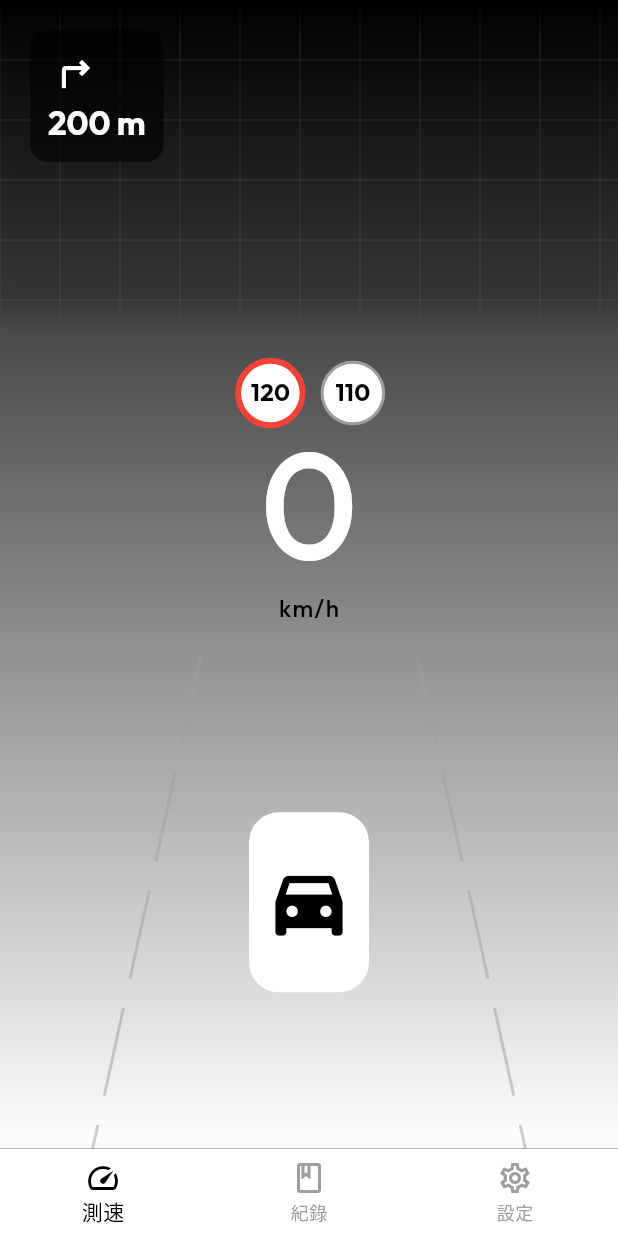
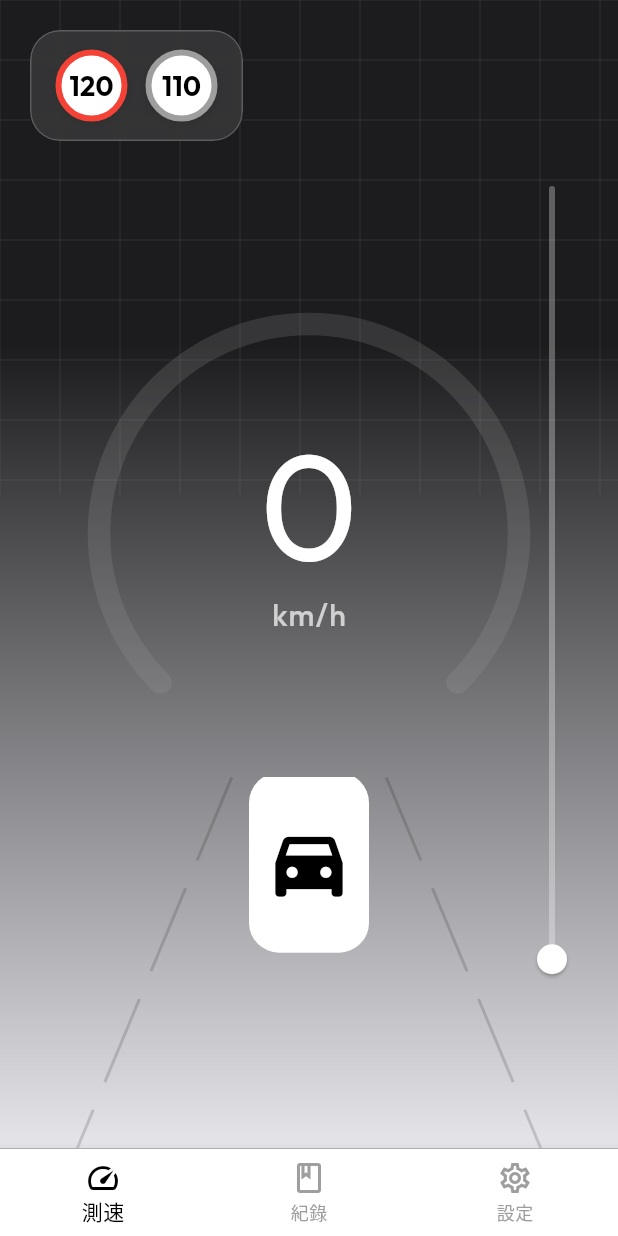
Before and after one commit to viocax/Garage, a Flutter app: the screen it shows after launch, on a phone screen of 412 x 824 dp. Run offline on Flutter 3.47's test engine with Material 3 defaults, Android fonts, the light colour scheme and no system bars; our stand-ins replace equatable, flutter_bloc, google_fonts; missing offline and left inert: model_viewer_plus.

Commit message:
feat(speed): 調整動畫時長為升冪並實作超速警示功能
- 修改速度動畫計算邏輯，從降冪改為升冪（速度越快時長越長）
- 新增超速狀態檢測，當速度超過限速時觸發警示
- 實作超速紅色閃爍動畫效果（0.5秒週期）
- 整合 Car3DBloc 與 SpeedBloc 實現車輛與道路動畫同步
- 優化 UI 佈局並加入速限顯示 overlay
- 將 print 改為 debugPrint 提升程式碼品質

```diff
--- a/lib/Screen/settings/bloc/settings_bloc.dart
+++ b/lib/Screen/settings/bloc/settings_bloc.dart
@@ -1,6 +1,7 @@
 import 'package:flutter_bloc/flutter_bloc.dart';
 import 'settings_event.dart';
 import 'settings_state.dart';
+import 'package:flutter/foundation.dart';
 
 class SettingsBloc extends Bloc<SettingsEvent, SettingsState> {
   SettingsBloc() : super(const SettingsInitial()) {
@@ -112,11 +113,11 @@ class SettingsBloc extends Bloc<SettingsEvent, SettingsState> {
 
   void _onExportData(Emitter<SettingsState> emit) {
     // TODO: Implement export data logic
-    print('Export Data Triggered');
+    debugPrint('Export Data Triggered');
   }
 
   void _onClearData(Emitter<SettingsState> emit) {
     // TODO: Implement clear data logic
-    print('Clear Data Triggered');
+    debugPrint('Clear Data Triggered');
   }
 }
--- a/lib/Screen/speed/car3d/car_3d_view.dart
+++ b/lib/Screen/speed/car3d/car_3d_view.dart
@@ -31,10 +31,9 @@ class _Car3DViewState extends State<Car3DView>
       vsync: this,
     );
 
-    // 設置動畫：從 0 移動到 -80（往上移）
     // 啟動：緩慢到快速（easeIn）
     // 煞車：快速到緩慢（easeOut）
-    _offsetAnimation = Tween<double>(begin: 0.0, end: -60.0).animate(
+    _offsetAnimation = Tween<double>(begin: 0.0, end: -40.0).animate(
       CurvedAnimation(
         parent: _animationController,
         curve: Cubic(0.5, 0, 0.5, 1), // 啟動時：慢到快
--- a/lib/Screen/speed/speedCamera/bloc/speed_bloc.dart
+++ b/lib/Screen/speed/speedCamera/bloc/speed_bloc.dart
@@ -5,13 +5,15 @@ import 'speed_state.dart';
 
 class SpeedBloc extends Bloc<SpeedEvent, SpeedState> {
   SpeedBloc()
-      : super(const SpeedData(
+    : super(
+        const SpeedData(
           speed: 0.0,
           animationDuration: Duration(milliseconds: 5300),
           unit: 'km/h',
           lowerSpeed: '110',
           upperSpeed: '120',
-        )) {
+        ),
+      ) {
     on<UpdateSpeed>(_onUpdateSpeed);
   }
 
@@ -21,19 +23,31 @@ class SpeedBloc extends Bloc<SpeedEvent, SpeedState> {
 
     final newSpeed = event.speed;
     final newDuration = _calculateDuration(newSpeed);
+    final isOverSpeed = _checkOverSpeed(newSpeed, currentState.upperSpeed);
 
     debugPrint(
-      'SpeedBloc: update speed=$newSpeed, duration=$newDuration',
+      'SpeedBloc: update speed=$newSpeed, duration=$newDuration, isOverSpeed=$isOverSpeed',
     );
 
-    emit(currentState.copyWith(
-      speed: newSpeed,
-      animationDuration: newDuration,
-    ));
+    emit(
+      currentState.copyWith(
+        speed: newSpeed,
+        animationDuration: newDuration,
+        isOverSpeed: isOverSpeed,
+      ),
+    );
   }
 
-  // 根據速度計算動畫時長（速度越快，時長越短）
-  // 每 25 單位變換一個數值：5.3, 5.2, 5.1, 5.0, 4.9, 4.8, 4.7, 4.6 秒
+  // 檢查是否超速
+  bool _checkOverSpeed(double currentSpeed, String? upperSpeedLimit) {
+    if (upperSpeedLimit == null) return false;
+    final limit = double.tryParse(upperSpeedLimit);
+    if (limit == null) return false;
+    return currentSpeed > limit;
+  }
+
+  // 根據速度計算動畫時長（速度越快，時長越長）
+  // 每 25 單位變換一個數值：4.6, 4.7, 4.8, 4.9, 5.0, 5.1, 5.2, 5.3 秒
   Duration _calculateDuration(double speed) {
     if (speed == 0) {
       return Duration.zero;
@@ -43,8 +57,9 @@ class SpeedBloc extends Bloc<SpeedEvent, SpeedState> {
     final roundedSpeed = (speed / 25).round() * 25.0;
 
     // 8 個區間：0, 25, 50, 75, 100, 125, 150, 175
-    // 對應：5300, 5200, 5100, 5000, 4900, 4800, 4700, 4600 ms
-    final durationMs = 5300 - (roundedSpeed / 25 * 100);
+    // 對應：4600, 4700, 4800, 4900, 5000, 5100, 5200, 5300 ms
+    final durationMs = 4600 + (roundedSpeed / 25 * 100);
+    debugPrint('SpeedBloc: durationMs=$durationMs');
 
     return Duration(milliseconds: durationMs.clamp(4600, 5300).toInt());
   }
--- a/lib/Screen/speed/speedCamera/bloc/speed_state.dart
+++ b/lib/Screen/speed/speedCamera/bloc/speed_state.dart
@@ -9,6 +9,7 @@ final class SpeedData extends SpeedState {
   final String unit; // 速度單位
   final String? lowerSpeed; // 最低速限
   final String? upperSpeed; // 最高速限
+  final bool isOverSpeed; // 是否超速
 
   const SpeedData({
     required this.speed,
@@ -16,6 +17,7 @@ final class SpeedData extends SpeedState {
     required this.unit,
     this.lowerSpeed,
     this.upperSpeed,
+    this.isOverSpeed = false,
   });
 
   SpeedData copyWith({
@@ -24,6 +26,7 @@ final class SpeedData extends SpeedState {
     String? unit,
     String? lowerSpeed,
     String? upperSpeed,
+    bool? isOverSpeed,
   }) {
     return SpeedData(
       speed: speed ?? this.speed,
@@ -31,6 +34,7 @@ final class SpeedData extends SpeedState {
       unit: unit ?? this.unit,
       lowerSpeed: lowerSpeed ?? this.lowerSpeed,
       upperSpeed: upperSpeed ?? this.upperSpeed,
+      isOverSpeed: isOverSpeed ?? this.isOverSpeed,
     );
   }
 }
--- a/lib/Screen/speed/speedCamera/speed_camera_page.dart
+++ b/lib/Screen/speed/speedCamera/speed_camera_page.dart
@@ -1,9 +1,12 @@
 import 'package:flutter/material.dart';
+import 'dart:ui';
 import 'package:flutter_bloc/flutter_bloc.dart';
 import '../car3d/car_3d_view.dart';
 import '../car3d/bloc/car_3d_bloc.dart';
+import '../car3d/bloc/car_3d_event.dart';
 import 'bloc/speed_bloc.dart';
 import 'bloc/speed_state.dart';
+import 'bloc/speed_event.dart';
 
 class SpeedCameraPage extends StatefulWidget {
   const SpeedCameraPage({super.key});
@@ -34,9 +37,14 @@ class _SpeedCameraPageState extends State<SpeedCameraPage>
 
   @override
   Widget build(BuildContext context) {
-    return BlocProvider(
-      create: (context) => SpeedBloc(),
-      child: BlocListener<SpeedBloc, SpeedState>(
+    return MultiBlocProvider(
+      providers: [
+        BlocProvider(create: (context) => SpeedBloc()),
+        BlocProvider(create: (context) => Car3DBloc()),
+      ],
+      child: MultiBlocListener(
+        listeners: [
+          BlocListener<SpeedBloc, SpeedState>(
             listener: (context, state) {
               switch (state) {
                 case SpeedData(:final speed, :final animationDuration):
@@ -44,53 +52,113 @@ class _SpeedCameraPageState extends State<SpeedCameraPage>
                   _roadAnimationController.duration = animationDuration;
 
                   // 如果速度為 0，停止動畫
-              if (speed == 0) {
+                  if (speed <= 0) {
                     _roadAnimationController.stop();
-              } else if (_roadAnimationController.isAnimating) {
-                // 如果動畫正在運行，重新啟動以應用新速度
-                _roadAnimationController.reset();
+                    // 停止車輛動畫
+                    context.read<Car3DBloc>().add(const StopCar3DAnimation());
+                  } else {
+                    // 啟動車輛動畫
+                    context.read<Car3DBloc>().add(const StartCar3DAnimation());
+
+                    // 如果速度 > 0 且未在播放，或者需要更新速率，則重新播放
+                    if (!_roadAnimationController.isAnimating) {
+                      _roadAnimationController.repeat();
+                    } else {
                       _roadAnimationController.repeat();
                     }
                   }
+              }
             },
+          ),
+        ],
         child: Scaffold(
           backgroundColor: Colors.black,
           body: Stack(
             children: [
-              // Background Gradient
+              // 1. Background Gradient
               _backgroundGradient(),
-              SafeArea(
-                child: Column(
-                  children: [
-                    // 1. Top Section: Map
-                    Expanded(flex: 2, child: _topMap()),
 
-                    // 2. Middle Section: Speedometer & Status
-                    Expanded(
-                      flex: 2,
+              // 2. Grid Background (Top part)
+              Positioned(
+                top: 0,
+                left: 0,
+                right: 0,
+                height: MediaQuery.of(context).size.height * 0.4,
+                child: CustomPaint(painter: MapGridPainter()),
+              ),
+
+              // 3. Speed Limit Overlay (Top Left)
+              Positioned(
+                top: MediaQuery.of(context).padding.top + 20,
+                left: 20,
+                child: BlocBuilder<SpeedBloc, SpeedState>(
+                  builder: (context, state) {
+                    return switch (state) {
+                      SpeedData(:final lowerSpeed, :final upperSpeed) =>
+                        _buildSpeedLimitOverlay(lowerSpeed, upperSpeed),
+                    };
+                  },
+                ),
+              ),
+
+              // 4. Speedometer (Center)
+              Positioned(
+                top: MediaQuery.of(context).size.height * 0.25,
+                left: 0,
+                right: 0,
                 child: BlocBuilder<SpeedBloc, SpeedState>(
                   builder: (context, state) {
                     return switch (state) {
                       SpeedData(
                         :final speed,
                         :final unit,
-                              :final lowerSpeed,
-                              :final upperSpeed,
+                        :final isOverSpeed,
                       ) =>
                         Speedometer(
                           speed: speed.toInt().toString(),
                           unit: unit,
-                                lowerSpeed: lowerSpeed,
-                                upperSpeed: upperSpeed,
+                          isOverSpeed: isOverSpeed,
                         ),
                     };
                   },
                 ),
               ),
 
-                    // 3. Bottom Section: 3D Road & Car
-                    Expanded(flex: 3, child: _roadPath()),
-                  ],
+              // 5. Road & Car (Bottom)
+              Positioned(
+                bottom: 0,
+                left: 0,
+                right: 0,
+                height: MediaQuery.of(context).size.height * 0.3,
+                child: _roadPath(),
+              ),
+
+              // 6. Debug Slider (Right Side)
+              Positioned(
+                right: 20,
+                top: 100,
+                bottom: 100,
+                child: RotatedBox(
+                  quarterTurns: 3,
+                  child: BlocBuilder<SpeedBloc, SpeedState>(
+                    builder: (context, state) {
+                      final currentSpeed = switch (state) {
+                        SpeedData(:final speed) => speed,
+                      };
+                      return Slider(
+                        value: currentSpeed,
+                        min: 0,
+                        max: 300,
+                        activeColor: Colors.white,
+                        inactiveColor: Colors.white.withValues(alpha: 0.3),
+                        label: currentSpeed.round().toString(),
+                        divisions: 300,
+                        onChanged: (value) {
+                          context.read<SpeedBloc>().add(UpdateSpeed(value));
+                        },
+                      );
+                    },
+                  ),
                 ),
               ),
             ],
@@ -100,67 +168,61 @@ class _SpeedCameraPageState extends State<SpeedCameraPage>
     );
   }
 
-  Widget _topMap() {
-    final textTheme = Theme.of(context).textTheme;
-    return ShaderMask(
-      shaderCallback: (Rect bounds) {
-        return LinearGradient(
-          begin: Alignment.topCenter,
-          end: Alignment.bottomCenter,
-          colors: [
-            Colors.transparent, // 顶部透明
-            Colors.black, // 中间完全显示
-            Colors.black, // 中间完全显示
-            Colors.transparent, // 底部透明
-          ],
-          stops: const [0.0, 0.1, 0.9, 1.0], // 控制渐变位置
-        ).createShader(bounds);
-      },
-      blendMode: BlendMode.dstIn, // 透明度遮罩
+  Widget _buildSpeedLimitOverlay(String? lowerSpeed, String? upperSpeed) {
+    // if (lowerSpeed == null && upperSpeed == null)
+    //   return const SizedBox.shrink();
+
+    return ClipRRect(
+      borderRadius: BorderRadius.circular(20),
+      child: BackdropFilter(
+        filter: ImageFilter.blur(sigmaX: 10, sigmaY: 10),
         child: Container(
-        width: double.infinity,
+          padding: const EdgeInsets.symmetric(horizontal: 16, vertical: 12),
           decoration: BoxDecoration(
-          color: Colors.black.withValues(alpha: 0.1),
-          boxShadow: [
-            BoxShadow(
-              color: Colors.black.withValues(alpha: 0.1),
-              blurRadius: 5,
-              offset: const Offset(0, -5),
-            ),
-          ],
-        ),
-        child: Stack(
-          children: [
-            // Map Grid Placeholder, 判斷地圖的載入
-            CustomPaint(size: Size.infinite, painter: MapGridPainter()),
-
-            // Navigation Info Overlay
-            Positioned(
-              top: 20,
-              left: 20,
-              child: Container(
-                padding: const EdgeInsets.all(12),
-                decoration: BoxDecoration(
-                  color: Colors.black.withValues(alpha: 0.6),
-                  borderRadius: BorderRadius.circular(12),
-                ),
-                child: Column(
-                  crossAxisAlignment: CrossAxisAlignment.start,
-                  children: [
-                    const Icon(Icons.turn_right, color: Colors.white, size: 32),
-                    const SizedBox(height: 4),
-                    Text(
-                      '200 m',
-                      style: textTheme.titleLarge?.copyWith(
-                        color: Colors.white,
-                        fontWeight: FontWeight.bold,
+            color: Colors.white.withValues(alpha: 0.1),
+            borderRadius: BorderRadius.circular(20),
+            border: Border.all(
+              color: Colors.white.withValues(alpha: 0.2),
+              width: 1,
             ),
           ),
+          child: Row(
+            mainAxisSize: MainAxisSize.min,
+            spacing: 12,
+            children: [
+              if (upperSpeed != null) _speedLimitCircle(upperSpeed, Colors.red),
+              if (lowerSpeed != null)
+                _speedLimitCircle(lowerSpeed, Colors.grey),
             ],
           ),
         ),
       ),
+    );
+  }
+
+  Widget _speedLimitCircle(String limit, Color borderColor) {
+    return Container(
+      width: 48,
+      height: 48,
+      decoration: BoxDecoration(
+        shape: BoxShape.circle,
+        color: Colors.white,
+        border: Border.all(color: borderColor, width: 4),
+        boxShadow: [
+          BoxShadow(
+            color: Colors.black.withValues(alpha: 0.1),
+            blurRadius: 4,
+            offset: const Offset(0, 2),
+          ),
         ],
+      ),
+      alignment: Alignment.center,
+      child: Text(
+        limit,
+        style: const TextStyle(
+          color: Colors.black,
+          fontWeight: FontWeight.bold,
+          fontSize: 18,
         ),
       ),
     );
@@ -181,20 +243,18 @@ class _SpeedCameraPageState extends State<SpeedCameraPage>
             CustomPaint(
               size: Size.infinite,
               painter: RoadPainter(
-                activeLaneColor: Colors.grey.withValues(alpha: 0.5),
+                activeLaneColor: Colors.black.withValues(alpha: 0.15),
                 animationValue: _roadAnimationController.value,
               ),
             ),
 
             // Car Model (3D)
             Positioned(
+              bottom: 20,
               child: SizedBox(
                 width: carWidth,
                 height: carHeight,
-                child: BlocProvider(
-                  create: (context) => Car3DBloc(),
                 child: const Car3DView(),
-                ),
               ),
             ),
           ],
@@ -210,97 +270,198 @@ class _SpeedCameraPageState extends State<SpeedCameraPage>
           begin: Alignment.topCenter,
           end: Alignment.bottomCenter,
           colors: [
-            Colors.black, // Dark Gray
-            Colors.white,
+            Color(0xFF1C1C1E), // Dark top
+            Color(0xFFE5E5EA), // Light bottom
           ],
+          stops: [0.3, 1.0],
         ),
       ),
     );
   }
 }
 
-class Speedometer extends StatelessWidget {
+class Speedometer extends StatefulWidget {
   final String speed;
-  final String? lowerSpeed;
-  final String? upperSpeed;
   final String unit;
+  final bool isOverSpeed;
 
   const Speedometer({
     super.key,
     required this.speed,
-    this.lowerSpeed,
-    this.upperSpeed,
     required this.unit,
+    this.isOverSpeed = false,
   });
+
+  @override
+  State<Speedometer> createState() => _SpeedometerState();
+}
+
+class _SpeedometerState extends State<Speedometer>
+    with SingleTickerProviderStateMixin {
+  late AnimationController _blinkController;
+
+  @override
+  void initState() {
+    super.initState();
+    _blinkController = AnimationController(
+      vsync: this,
+      duration: const Duration(milliseconds: 500),
+    );
+  }
+
+  @override
+  void didUpdateWidget(Speedometer oldWidget) {
+    super.didUpdateWidget(oldWidget);
+    if (widget.isOverSpeed && !oldWidget.isOverSpeed) {
+      _blinkController.repeat(reverse: true);
+    } else if (!widget.isOverSpeed && oldWidget.isOverSpeed) {
+      _blinkController.stop();
+      _blinkController.value = 1.0;
+    }
+  }
+
+  @override
+  void dispose() {
+    _blinkController.dispose();
+    super.dispose();
+  }
 
   @override
   Widget build(BuildContext context) {
     final textTheme = Theme.of(context).textTheme;
+    final double currentSpeed = double.tryParse(widget.speed) ?? 0;
+    final double maxSpeed = 240.0; // 假設最大速度
+    final double progress = (currentSpeed / maxSpeed).clamp(0.0, 1.0);
+
+    return Stack(
+      alignment: Alignment.center,
+      children: [
+        // Arc Progress Bar
+        SizedBox(
+          width: 300,
+          height: 300,
+          child: CustomPaint(
+            painter: SpeedometerArcPainter(
+              progress: progress,
+              trackColor: Colors.grey.withValues(alpha: 0.2),
+              progressColor: _getProgressColor(currentSpeed),
+            ),
+          ),
+        ),
+
+        // Speed Text & Unit
+        AnimatedBuilder(
+          animation: _blinkController,
+          builder: (context, child) {
+            final speedColor = widget.isOverSpeed
+                ? Color.lerp(
+                    Colors.red,
+                    Colors.red.withValues(alpha: 0.3),
+                    _blinkController.value,
+                  )!
+                : Colors.white;
+
             return Column(
               mainAxisAlignment: MainAxisAlignment.center,
               children: [
-        // 速限区域：有速限显示，没有速限占位
-        if (lowerSpeed != null || upperSpeed != null)
-          Row(
-            mainAxisAlignment: MainAxisAlignment.center,
-            spacing: 8,
-            children: [
-              if (upperSpeed != null)
-                _speedLimit(
-                  upperSpeed!,
-                  Border.all(color: Colors.red, width: 4),
-                  16,
-                ),
-              if (lowerSpeed != null)
-                _speedLimit(
-                  lowerSpeed!,
-                  Border.all(color: Colors.grey, width: 2),
-                  16,
-                ),
-            ],
-          )
-        else
-          const SizedBox(height: 48), // 固定高度占位
-
                 Text(
-          speed,
+                  widget.speed,
                   style: textTheme.displayLarge?.copyWith(
                     fontSize: 100,
-            fontWeight: FontWeight.w500,
-            color: Colors.white,
+                    fontWeight: FontWeight.w400,
+                    color: speedColor,
                     height: 1.0,
-            letterSpacing: -2,
+                    letterSpacing: -4,
                   ),
                 ),
                 const SizedBox(height: 8),
                 Text(
-          unit,
+                  widget.unit,
                   style: textTheme.titleMedium?.copyWith(
-            color: Colors.black,
+                    color: widget.isOverSpeed
+                        ? Colors.red.withValues(alpha: 0.9)
+                        : Colors.white.withValues(alpha: 0.7),
+                    fontSize: 20,
                     letterSpacing: 1,
                   ),
                 ),
               ],
             );
+          },
+        ),
+      ],
+    );
   }
 
-  Widget _speedLimit(String speedLimit, Border border, double fontSize) {
-    return Container(
-      padding: const EdgeInsets.all(8),
-      decoration: BoxDecoration(
-        shape: BoxShape.circle,
-        border: border,
-        color: Colors.white,
-      ),
-      child: Text(
-        speedLimit,
-        style: TextStyle(
-          color: Colors.black,
-          fontWeight: FontWeight.bold,
-          fontSize: fontSize,
-        ),
-      ),
+  Color _getProgressColor(double speed) {
+    if (speed < 60) return Colors.green;
+    if (speed < 100) return Colors.yellow;
+    return Colors.red;
+  }
+}
+
+class SpeedometerArcPainter extends CustomPainter {
+  final double progress;
+  final Color trackColor;
+  final Color progressColor;
+
+  SpeedometerArcPainter({
+    required this.progress,
+    required this.trackColor,
+    required this.progressColor,
+  });
+
+  @override
+  void paint(Canvas canvas, Size size) {
+    final center = Offset(size.width / 2, size.height / 2);
+    final radius = size.width / 2 - 10;
+    const startAngle = 135 * 3.14159 / 180; // Start from bottom-left
+    const sweepAngle = 270 * 3.14159 / 180; // Sweep 270 degrees
+
+    final paint = Paint()
+      ..style = PaintingStyle.stroke
+      ..strokeWidth = 15.0
+      ..strokeCap = StrokeCap.round;
+
+    // Draw Track
+    paint.color = trackColor;
+    canvas.drawArc(
+      Rect.fromCircle(center: center, radius: radius),
+      startAngle,
+      sweepAngle,
+      false,
+      paint,
     );
+
+    // Draw Progress
+    paint.color = progressColor;
+    // Add a gradient or shadow if needed, for now simple solid color
+    // To make it look cooler, we can use a gradient shader
+    paint.shader = SweepGradient(
+      startAngle: startAngle,
+      endAngle: startAngle + sweepAngle,
+      colors: [Colors.greenAccent, Colors.yellowAccent, Colors.redAccent],
+      stops: const [0.0, 0.5, 1.0],
+      transform: GradientRotation(startAngle - 0.1), // Slight adjustment
+    ).createShader(Rect.fromCircle(center: center, radius: radius));
+
+    // Override color with shader
+    paint.color = Colors.white; // Ignored when shader is set
+
+    canvas.drawArc(
+      Rect.fromCircle(center: center, radius: radius),
+      startAngle,
+      sweepAngle * progress,
+      false,
+      paint,
+    );
+  }
+
+  @override
+  bool shouldRepaint(covariant SpeedometerArcPainter oldDelegate) {
+    return oldDelegate.progress != progress ||
+        oldDelegate.trackColor != trackColor ||
+        oldDelegate.progressColor != progressColor;
   }
 }
 
@@ -322,8 +483,8 @@ class RoadPainter extends CustomPainter {
     final bottomY = size.height;
 
     // Perspective calculation
-    final topWidth = size.width * 0.35;
-    final bottomWidth = size.width * 0.7;
+    final topWidth = size.width * 0.25;
+    final bottomWidth = size.width * 0.75;
 
     // Draw Dashed Lanes
     void drawDashedLane(double offsetFactor, Color color) {
```
Lines whose indentation alone changed are shown as unchanged.
